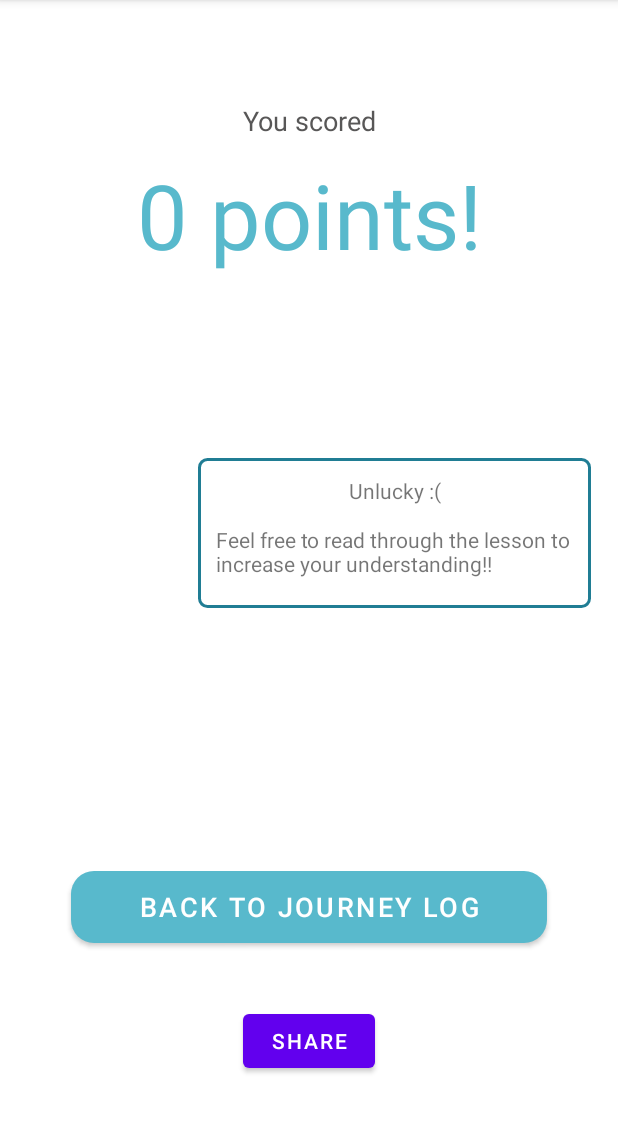
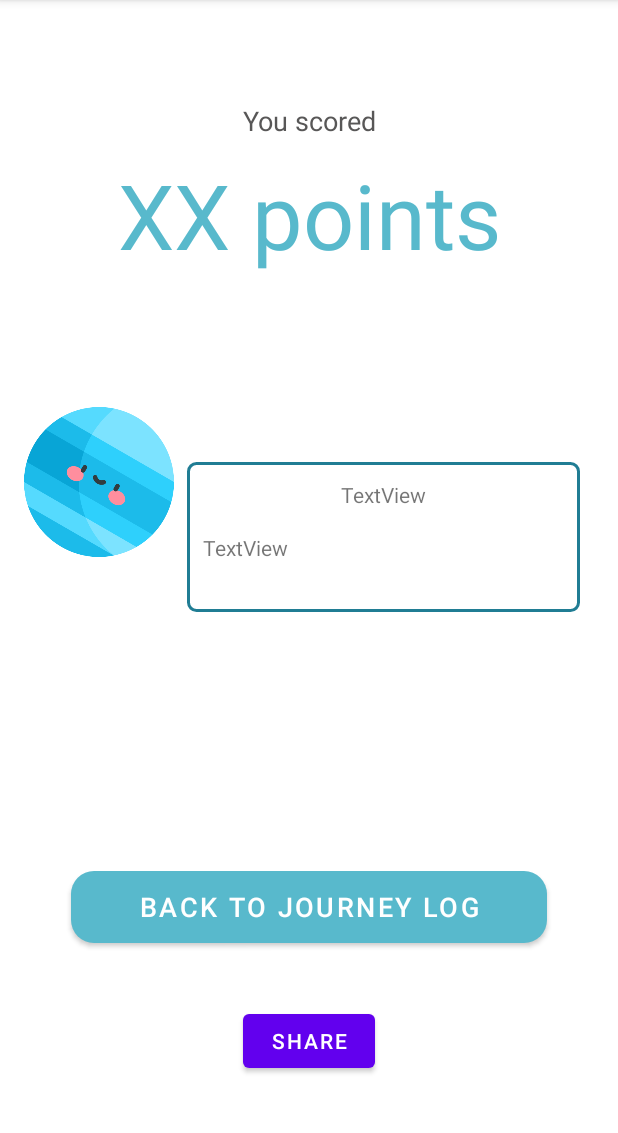
Before and after one commit to z5290731/SpaceFrontier, an Android app: the QuizJourneyEndActivity screen opened directly, with no data from a screen before it, on a phone screen of 412 x 824 dp, the part 84-1217 px from its top. Run offline under Robolectric (Android 15) with nearby library versions, the phone set to English and light mode, and no system bars; Roboto replaces fonts that are not available here.

Commit message:
V.0.0.0.9
BASIC DATA STRUCTURES
LOGIN SCREEN (COMPLETED) BACKGROUND N LOGO REQUIRED
QUIZ RIGHT Q LOGIC AND PASSING THROUGH DATA COMPLETED
WORKING ON SCORE PAGE & DB PUSH
PLANET LESSON PAGE FORMATTED (NEED TO ADD BACK AND HELP UI UX BUTTONS)
PICTURES IMPORTED
CODE BACKEND + FRONTEND XML READY FOR PARTS
WIKI API COMPLETED (LINKING BETWEEN FRAGMENT + INTRO TO WIKI COMPLETED)

```diff
--- a/app/src/main/AndroidManifest.xml
+++ b/app/src/main/AndroidManifest.xml
@@ -18,6 +18,9 @@
             android:exported="true" />
         <activity
             android:name=".CreateMissionNotesActivity"
+            android:exported="true" />
+        <activity
+            android:name=".QuizJourneyEndActivity"
             android:exported="true" />
         <activity
             android:name=".QuizJourneyEndActivity"
--- a/app/src/main/java/au/edu/unsw/infs3634/unswgamifiedlearningapp/QuizJourneyEndActivity.java
+++ b/app/src/main/java/au/edu/unsw/infs3634/unswgamifiedlearningapp/QuizJourneyEndActivity.java
@@ -2,25 +2,16 @@ package au.edu.unsw.infs3634.unswgamifiedlearningapp;
 
 import androidx.appcompat.app.AppCompatActivity;
 
-import android.content.Context;
-import android.content.Intent;
 import android.os.Bundle;
-import android.view.View;
 import android.widget.Button;
-import android.widget.ImageView;
 import android.widget.TextView;
-
-import au.edu.unsw.infs3634.unswgamifiedlearningapp.uxui.journeyLog.journeyLogFragment;
 
 public class QuizJourneyEndActivity extends AppCompatActivity {
 
-    public Button btn_share , btn_finish;
+    public Button btn_share;
     public TextView tvJourneyPoints;
     public TextView tvOneLine;
     public TextView tvAttribute;
-    public ImageView imageView2;
-    public int quizScore;
-
 
 
 
@@ -28,58 +19,5 @@ public class QuizJourneyEndActivity extends AppCompatActivity {
     protected void onCreate(Bundle savedInstanceState) {
         super.onCreate(savedInstanceState);
         setContentView(R.layout.activity_quiz_journey_end);
-
-        Button btn_finish = (findViewById(R.id.btn_finish));
-        TextView tvJourneyPoints = findViewById(R.id.tvJourneyPoints);
-        TextView tvOneLine = findViewById(R.id.tvOneLine);
-        TextView tvAttribute = findViewById(R.id.tvAttribute);
-        ImageView imageView2 = findViewById(R.id.imageView2);
-
-        quizScore = Integer.valueOf(getIntent().getStringExtra("totalScore"));
-
-
-        tvJourneyPoints.setText(String.format("%d points!", quizScore));
-
-        imageView2.setImageResource(getIntent().getIntExtra("planet_picture",0));
-
-        if(quizScore == 10) {
-            tvOneLine.setText("Perfect!");
-            tvAttribute.setText("Great Job on getting full marks! Try another quiz to test your exceptional learning skills :)");
-
-        } else if(quizScore == 9) {
-            tvOneLine.setText("So Close");
-            tvAttribute.setText("Try watching the video lessons to learn more!");
-
-
-        } else if (quizScore == 8) {
-            tvOneLine.setText("So Close");
-            tvAttribute.setText("Try watching the video lessons to learn more!");
-
-
-        } else {
-            tvOneLine.setText("Unlucky :(");
-            tvAttribute.setText("Feel free to read through the lesson to increase your understanding!!");
-
-        }
-
-        btn_finish.setOnClickListener(new View.OnClickListener() {
-            @Override
-            public void onClick(View v) {
-                Context c = v.getContext();
-                Intent intent = new Intent(getApplicationContext(), DetailActivity.class);
-                //planetInfoIntent.putExtra("planet", wPlanetName);
-                //planetInfoIntent.putExtra("planet_picture",planetPicture);
-                //planetInfoIntent.putExtra("planet_subtitle", planetSubtitle);
-                c.startActivity(intent);
-
-            }
-        });
-
-
-
-
-
-
     }
-
 }
--- a/app/src/main/java/au/edu/unsw/infs3634/unswgamifiedlearningapp/QuizQuestionActivity.java
+++ b/app/src/main/java/au/edu/unsw/infs3634/unswgamifiedlearningapp/QuizQuestionActivity.java
@@ -26,7 +26,6 @@ public class QuizQuestionActivity extends AppCompatActivity {
     public Integer currentQuestionNumber = 0;
     public Integer totalNumberQuestions = 0;
     public String planetName;
-    public int planetPic;
     public boolean questionAnswered;
     public int quizPoints;
 
@@ -38,7 +37,6 @@ public class QuizQuestionActivity extends AppCompatActivity {
         setContentView(R.layout.activity_quiz_question);
 
         planetName = getIntent().getStringExtra("planet");
-        planetPic = getIntent().getIntExtra("planet_picture",0);
         System.out.println(planetName +"HELLO THERE");
 
         TextView questionNumber = findViewById(R.id.questionNumber);
@@ -186,8 +184,6 @@ public class QuizQuestionActivity extends AppCompatActivity {
         Intent intent = new Intent(this,QuizJourneyEndActivity.class);
         intent.putExtra("totalScore",String.valueOf(quizPoints));
         intent.putExtra("planetName", planetName);
-        intent.putExtra("planet_picture", planetPic);
-        startActivity(intent);
 
     }
 
--- a/app/src/main/res/layout/activity_quiz_journey_end.xml
+++ b/app/src/main/res/layout/activity_quiz_journey_end.xml
@@ -15,10 +15,10 @@
         android:background="@drawable/rectangle"
         app:layout_constraintBottom_toTopOf="@+id/btn_finish"
         app:layout_constraintEnd_toEndOf="parent"
-        app:layout_constraintHorizontal_bias="0.818"
+        app:layout_constraintHorizontal_bias="0.47"
         app:layout_constraintStart_toEndOf="@+id/imageView2"
         app:layout_constraintTop_toBottomOf="@+id/tvJourneyPoints"
-        app:layout_constraintVertical_bias="0.956" />
+        app:layout_constraintVertical_bias="0.978" />
 
     <Button
         android:id="@+id/btn_finish"
@@ -73,14 +73,11 @@
         android:id="@+id/imageView2"
         android:layout_width="100dp"
         android:layout_height="100dp"
-        android:layout_marginStart="4dp"
         android:layout_marginTop="88dp"
-        android:layout_marginEnd="24dp"
-        app:layout_constraintBottom_toTopOf="@+id/btn_finish"
-        app:layout_constraintEnd_toStartOf="@+id/myRectangleView"
+        app:layout_constraintEnd_toEndOf="parent"
+        app:layout_constraintHorizontal_bias="0.051"
         app:layout_constraintStart_toStartOf="parent"
         app:layout_constraintTop_toBottomOf="@+id/tvJourneyPoints"
-        app:layout_constraintVertical_bias="0.0"
         app:srcCompat="@drawable/neptune" />
 
     <TextView
@@ -95,8 +92,8 @@
 
     <TextView
         android:id="@+id/tvAttribute"
-        android:layout_width="237dp"
-        android:layout_height="47dp"
+        android:layout_width="239dp"
+        android:layout_height="21dp"
         android:layout_marginTop="12dp"
         android:text="TextView"
         app:layout_constraintBottom_toBottomOf="@+id/myRectangleView"
```
